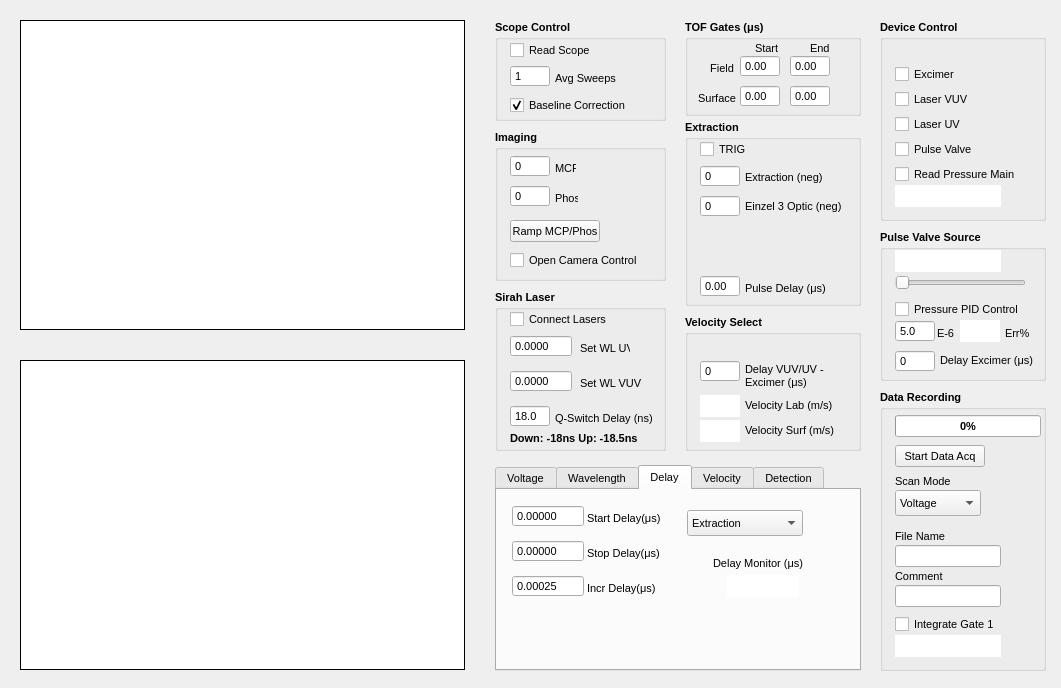
Old version of the form rsegui.ui in the repository mikekohlhoff/ryexpctl.
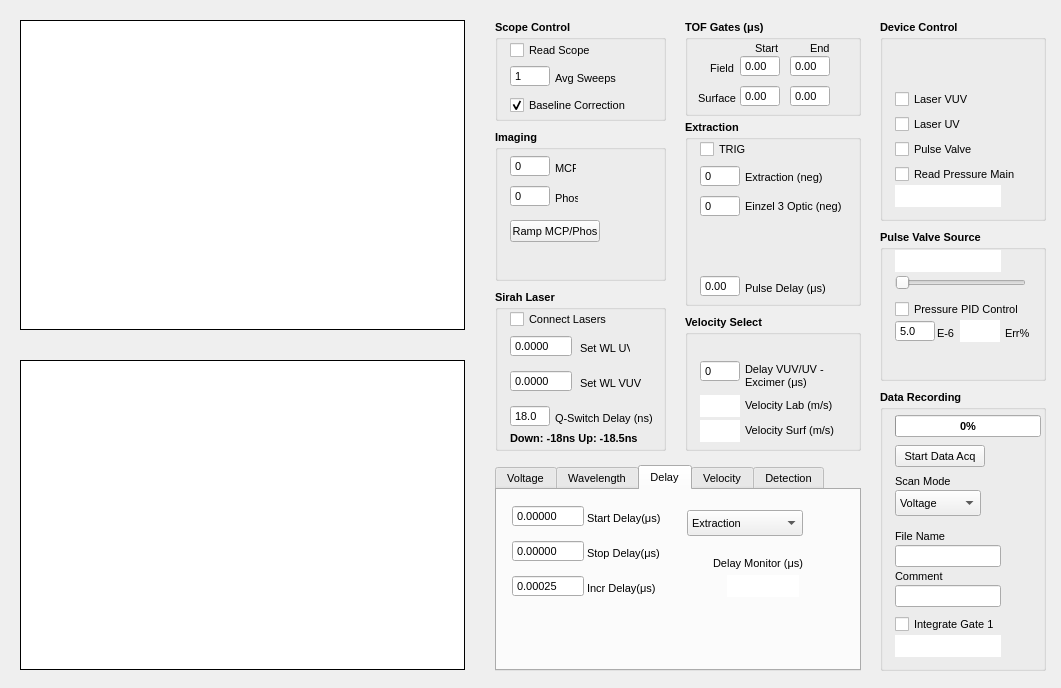
New version of the form. The open tabs and pages were chosen to show the change. Custom widgets are drawn as their Qt base class.

Commit message: USB AIO working

```diff
--- a/rsegui.ui
+++ b/rsegui.ui
@@ -1516,26 +1516,6 @@
    <property name="title">
     <string>Device Control</string>
    </property>
-   <widget class="QCheckBox" name="chk_Excimer">
-    <property name="geometry">
-     <rect>
-      <x>15</x>
-      <y>45</y>
-      <width>116</width>
-      <height>18</height>
-     </rect>
-    </property>
-    <property name="font">
-     <font>
-      <pointsize>8</pointsize>
-      <weight>50</weight>
-      <bold>false</bold>
-     </font>
-    </property>
-    <property name="text">
-     <string>Excimer</string>
-    </property>
-   </widget>
    <widget class="QCheckBox" name="chk_PulseValve">
     <property name="geometry">
      <rect>
@@ -4374,86 +4354,6 @@
      <string>Err%</string>
     </property>
    </widget>
-   <widget class="QSpinBox" name="inp_excimerdelay">
-    <property name="enabled">
-     <bool>true</bool>
-    </property>
-    <property name="geometry">
-     <rect>
-      <x>15</x>
-      <y>120</y>
-      <width>40</width>
-      <height>22</height>
-     </rect>
-    </property>
-    <property name="sizePolicy">
-     <sizepolicy hsizetype="Fixed" vsizetype="Fixed">
-      <horstretch>0</horstretch>
-      <verstretch>0</verstretch>
-     </sizepolicy>
-    </property>
-    <property name="minimumSize">
-     <size>
-      <width>40</width>
-      <height>22</height>
-     </size>
-    </property>
-    <property name="maximumSize">
-     <size>
-      <width>40</width>
-      <height>16777215</height>
-     </size>
-    </property>
-    <property name="font">
-     <font>
-      <weight>50</weight>
-      <bold>false</bold>
-     </font>
-    </property>
-    <property name="mouseTracking">
-     <bool>true</bool>
-    </property>
-    <property name="wrapping">
-     <bool>false</bool>
-    </property>
-    <property name="frame">
-     <bool>true</bool>
-    </property>
-    <property name="buttonSymbols">
-     <enum>QAbstractSpinBox::NoButtons</enum>
-    </property>
-    <property name="keyboardTracking">
-     <bool>true</bool>
-    </property>
-    <property name="maximum">
-     <number>2000</number>
-    </property>
-    <property name="singleStep">
-     <number>10</number>
-    </property>
-   </widget>
-   <widget class="QLabel" name="label_48">
-    <property name="geometry">
-     <rect>
-      <x>60</x>
-      <y>115</y>
-      <width>96</width>
-      <height>31</height>
-     </rect>
-    </property>
-    <property name="font">
-     <font>
-      <weight>50</weight>
-      <bold>false</bold>
-     </font>
-    </property>
-    <property name="text">
-     <string>Delay Excimer (μs)</string>
-    </property>
-    <property name="wordWrap">
-     <bool>true</bool>
-    </property>
-   </widget>
   </widget>
   <widget class="QGroupBox" name="groupBox_MCP">
    <property name="geometry">
@@ -4675,30 +4575,6 @@
      <string>Phos</string>
     </property>
    </widget>
-   <widget class="QCheckBox" name="chk_openCamera">
-    <property name="geometry">
-     <rect>
-      <x>15</x>
-      <y>120</y>
-      <width>131</width>
-      <height>20</height>
-     </rect>
-    </property>
-    <property name="font">
-     <font>
-      <family>Tahoma</family>
-      <pointsize>8</pointsize>
-      <weight>50</weight>
-      <bold>false</bold>
-     </font>
-    </property>
-    <property name="text">
-     <string>Open Camera Control</string>
-    </property>
-    <property name="checked">
-     <bool>false</bool>
-    </property>
-   </widget>
    <zorder>label_26</zorder>
    <zorder>label_27</zorder>
    <zorder>inp_voltPhos</zorder>
```
Left out of the diff: 4 changed lines with no effect on the pictures. The commit also changes 2 other files.
